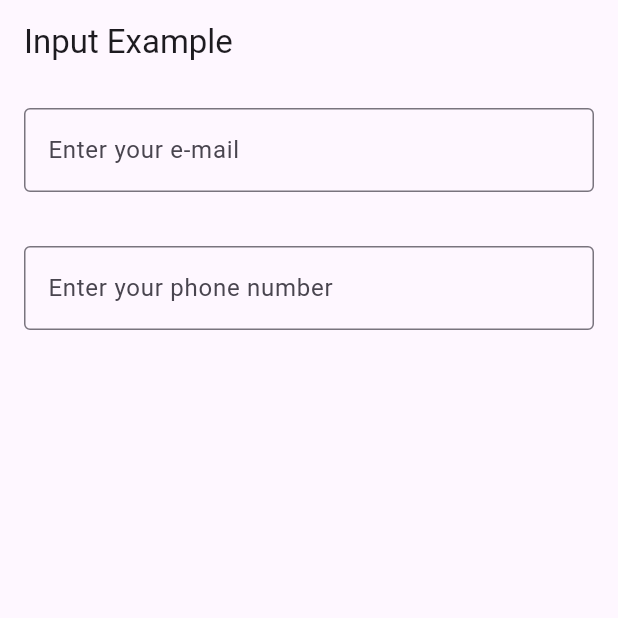
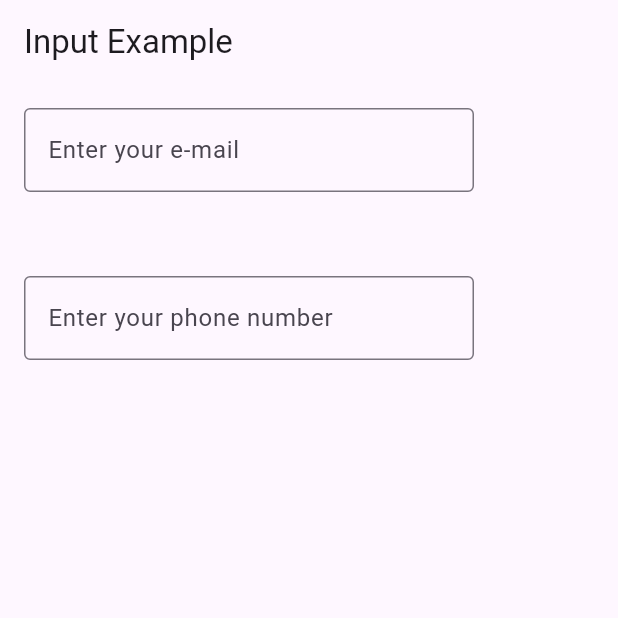
Before and after one commit to tanyashybko/Valid_email, a Flutter app: the screen it shows after launch, on a phone screen of 412 x 824 dp, the top half of it. Run offline on Flutter 3.47's test engine with Material 3 defaults, Android fonts, the phone set to English and light mode, and no system bars; our stand-ins replace email_validator.

Commit message:
adding new files with colors for errors and warnings and added screen width limitation

```diff
--- a/valid_email/lib/widgets/email_valid_widget.dart
+++ b/valid_email/lib/widgets/email_valid_widget.dart
@@ -1,13 +1,15 @@
 import 'package:flutter/material.dart';
-import '../features/validation/email_valid.dart';
+import '../features/validation/email_validator.dart';
 import '../const.dart';
 
 class EmailValidWidget extends StatefulWidget {
+  const EmailValidWidget({super.key});
+
   @override
-  _EmailValidWidget createState() => _EmailValidWidget();
+  State<EmailValidWidget> createState() => _EmailValidWidgetState();
 }
 
-class _EmailValidWidget extends State<EmailValidWidget> {
+class _EmailValidWidgetState extends State<EmailValidWidget> {
   String inputValue = ''; // Variable to store the input field value
   String validationMessage = ''; // Message for email validity
   Color validationColor = Colors.black; // Text color for the validation message
@@ -25,11 +27,20 @@ class _EmailValidWidget extends State<EmailValidWidget> {
   }
 
   @override
-  Widget build(BuildContext context) => Material(
-    child: Column(
+  Widget build(BuildContext context) {
+    return LayoutBuilder(
+      builder: (BuildContext context, BoxConstraints constraints) {
+        bool isWideScreen = constraints.maxWidth > 600;
+
+        return Column(
           crossAxisAlignment: CrossAxisAlignment.start,
           children: <Widget>[
-            TextField(
+            Row(
+              crossAxisAlignment: CrossAxisAlignment.start,
+              children: [
+                SizedBox(
+                  width: 300,
+                  child: TextField(
                     onChanged: (value) {
                       setState(() {
                         inputValue = value; // Update the variable when the text changes
@@ -41,6 +52,20 @@ class _EmailValidWidget extends State<EmailValidWidget> {
                       border: OutlineInputBorder(),
                     ),
                   ),
+                ),
+                if (isWideScreen) ...[
+                  const SizedBox(width: 10),
+                  Expanded(
+                    child: Text(
+                      validationMessage,
+                      style: TextStyle(
+                          fontSize: 18.0, color: validationColor), // Set the text color
+                    ),
+                  ),
+                ],
+              ],
+            ),
+            if (!isWideScreen) ...[
               const SizedBox(height: 10.0),
               Text(
                 validationMessage,
@@ -48,6 +73,9 @@ class _EmailValidWidget extends State<EmailValidWidget> {
                     fontSize: 18.0, color: validationColor), // Set the text color
               ),
             ],
-        ),
+          ],
+        );
+      },
     );
   }
+}
--- a/valid_email/lib/widgets/input_example_screen.dart
+++ b/valid_email/lib/widgets/input_example_screen.dart
@@ -4,19 +4,22 @@ import 'package:valid_email/widgets/phone_valid_widget.dart';
 import '../../const.dart';
 
 class InputExampleScreen extends StatelessWidget {
+  const InputExampleScreen({super.key});
+
 
   @override
   Widget build(BuildContext context) {
     return Scaffold(
       appBar: AppBar(
-        title: Text(inputExampleScreenTitle),
+        title: const Text(inputExampleScreenTitle),
       ),
-      body: Padding(
-        padding: const EdgeInsets.all(16.0),
+      body: const Padding(
+        padding: EdgeInsets.all(16.0),
         child: Column(
           crossAxisAlignment: CrossAxisAlignment.start,
           children: <Widget>[
             EmailValidWidget(),
+            SizedBox(height: 20),
             PhoneValidWidget(),
           ],
         ),
--- a/valid_email/lib/widgets/phone_valid_widget.dart
+++ b/valid_email/lib/widgets/phone_valid_widget.dart
@@ -1,13 +1,15 @@
 import 'package:flutter/material.dart';
-import '../features/validation/phone_valid.dart';
+import '../features/validation/phone_validator.dart';
 import '../const.dart';
 
 class PhoneValidWidget extends StatefulWidget {
+  const PhoneValidWidget({super.key});
+
   @override
-  _PhoneValidWidget createState() => _PhoneValidWidget();
+  State<PhoneValidWidget> createState() => _PhoneValidWidgetState();
 }
 
-class _PhoneValidWidget extends State<PhoneValidWidget> {
+class _PhoneValidWidgetState extends State<PhoneValidWidget> {
   String inputValue = ''; // Variable to store the input field value
   String validationMessage = ''; // Message for phone validity
   Color validationColor = Colors.black; // Text color for the validation message
@@ -25,11 +27,20 @@ class _PhoneValidWidget extends State<PhoneValidWidget> {
   }
 
   @override
-  Widget build(BuildContext context) => Material(
-    child: Column(
+  Widget build(BuildContext context) {
+    return LayoutBuilder(
+      builder: (BuildContext context, BoxConstraints constraints) {
+        bool isWideScreen = constraints.maxWidth > 600;
+
+        return Column(
           crossAxisAlignment: CrossAxisAlignment.start,
           children: <Widget>[
-        TextField(
+            Row(
+              crossAxisAlignment: CrossAxisAlignment.start,
+              children: [
+                SizedBox(
+                  width: 300,
+                  child: TextField(
                     onChanged: (value) {
                       setState(() {
                         inputValue = value; // Update the variable when the text changes
@@ -41,14 +52,30 @@ class _PhoneValidWidget extends State<PhoneValidWidget> {
                       border: OutlineInputBorder(),
                     ),
                   ),
+                ),
+                if (isWideScreen) ...[
+                  const SizedBox(width: 10),
+                  Expanded(
+                    child: Text(
+                      validationMessage,
+                      style: TextStyle(
+                          fontSize: 18.0, color: validationColor), // Set the text color
+                    ),
+                  ),
+                ],
+              ],
+            ),
+            if (!isWideScreen) ...[
               const SizedBox(height: 10.0),
               Text(
                 validationMessage,
                 style: TextStyle(
-              fontSize: 18.0, color: validationColor  // Set the text color
-          ),
+                    fontSize: 18.0, color: validationColor), // Set the text color
               ),
             ],
-    ),
+          ],
+        );
+      },
     );
   }
+}
```
Also changed, not shown: valid_email/lib/error_color.dart (added, +21 -0 lines), valid_email/lib/features/validation/email_validator.dart (renamed from valid_email/lib/features/validation/email_valid.dart, +14 -10 lines), valid_email/lib/features/validation/phone_validator.dart (renamed from valid_email/lib/features/validation/phone_valid.dart, +11 -6 lines). Lines whose indentation alone changed are shown as unchanged.
